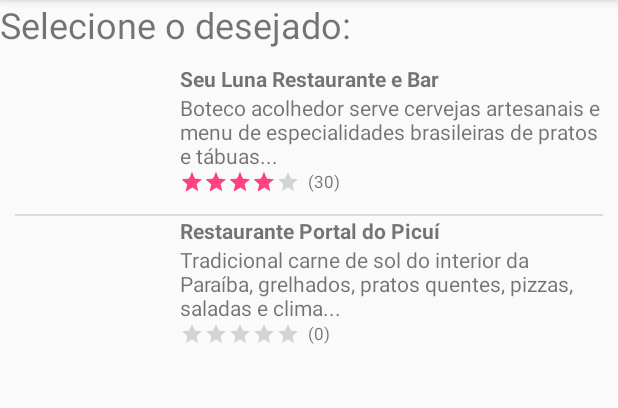
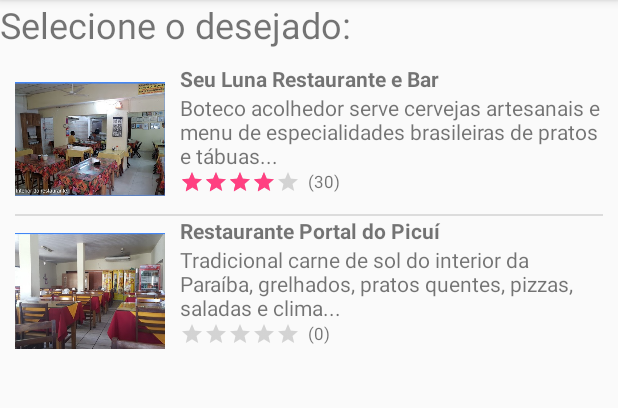
Before and after one commit to joaopaulojpos/Jaime, an Android app: the screen it shows after launch (SelecionarLocalActivity), after a tap on "RESTAURANTE", on a phone screen of 412 x 824 dp, the part 84-492 px from its top. Run offline under Robolectric (Android 15) with nearby library versions, the phone set to English and light mode, and no system bars.

Commit message:
Correção adapterEstabelecimento

```diff
--- a/app/src/main/java/com/jaime/jaime/adapter/EstabelecimentoAdapter.java
+++ b/app/src/main/java/com/jaime/jaime/adapter/EstabelecimentoAdapter.java
@@ -1,9 +1,9 @@
 package com.jaime.jaime.adapter;
+
 
 import android.content.Context;
 import android.content.res.Resources;
 import android.content.res.TypedArray;
-import android.util.Log;
 import android.view.LayoutInflater;
 import android.view.View;
 import android.view.ViewGroup;
@@ -30,8 +30,8 @@ public class EstabelecimentoAdapter extends BaseAdapter {
         this.context = context;
         this.estabelecimentos = estabelecimentos;
     }
+
     //METODOS
-
 
     @Override
     public int getCount() {
@@ -50,62 +50,35 @@ public class EstabelecimentoAdapter extends BaseAdapter {
 
     @Override
     public View getView(int position, View convertView, ViewGroup parent) {
-        View view;
-        ViewHolder viewHolder;
-
-
-
-        if (convertView == null) {
-            // Passo 2 Criar View nova
-            view = LayoutInflater.from(context).inflate(R.layout.estabelecimento_item, null);
-            viewHolder = new ViewHolder(view);
-            view.setTag(viewHolder);
-        } else {
-            view = convertView;
-            viewHolder = (ViewHolder) view.getTag();
-        }
-        //Pega o estabelecimento selecionado
+        // Passo 1
         Estabelecimento estabelecimento = estabelecimentos.get(position);
 
+        // Passo 2 Criar View nova
+        convertView = LayoutInflater.from(context).inflate(R.layout.estabelecimento_item, null);
 
-        /*imgEstabelecimento = (ImageView) view.findViewById(R.id.img);
-        ratingBar = (RatingBar) view.findViewById(R.id.ratingBar);
-        tvDescricao = (TextView) view.findViewById(R.id.tvDescricao);
-        tvTotalVotos = (TextView) view.findViewById(R.id.tvTotalVotos);
-        tvNome = (TextView) view.findViewById(R.id.tvNome);*/
+        ImageView imgImagem = (ImageView) convertView.findViewById(R.id.img);
+        RatingBar ratingBar = (RatingBar) convertView.findViewById(R.id.ratingBar);
+        TextView tvDescricao = (TextView) convertView.findViewById(R.id.tvDescricao);
+        TextView tvTotalVotos = (TextView) convertView.findViewById(R.id.tvTotalVotos);
+        TextView tvNome = (TextView) convertView.findViewById(R.id.tvNome);
 
-        //Preenche os campos de acordo com o objeto
-        viewHolder.tvNome.setText(estabelecimento.getNome());
-        viewHolder.tvTotalVotos.setText("(" + estabelecimento.getTotalVotos() + ")");
-        viewHolder.tvDescricao.setText(estabelecimento.getDescricao());
-        viewHolder.ratingBar.setMax(5);
-        viewHolder.ratingBar.setRating(estabelecimento.getNotaMedia());
+        //Passo 3
+        Resources res = context.getResources();
 
-        //Imagem
-        Resources res = context.getResources();
+        tvNome.setText(estabelecimento.getNome());
+        ratingBar.setMax(5);
+        ratingBar.setRating(estabelecimento.getNotaMedia());
+        tvDescricao.setText(estabelecimento.getDescricao());
+        tvTotalVotos.setText("(" + estabelecimento.getTotalVotos() + ")");
+
+        //IMAGEM
+        //Pega as imagens que estão no drawable(só as listadas no array.imagens)
         TypedArray imagens = res.obtainTypedArray(R.array.imagens);
-        Log.i("Leandro", estabelecimento.getImagem() + "");
-        viewHolder.imgEstabelecimento.setImageDrawable(imagens.getDrawable(estabelecimento.getImagem()));
-
+        //seta no ImageView a imagem no index referente ao estabelecimento, esse index é
+        //o atributo estabelecimento.getImagem()
+        imgImagem.setImageDrawable(imagens.getDrawable(estabelecimento.getImagem()));
 
         // Passo 4
-        return view;
-
-    }
-
-    public class ViewHolder {
-        final ImageView imgEstabelecimento;
-        final RatingBar ratingBar;
-        final TextView tvDescricao;
-        final TextView tvTotalVotos;
-        final TextView tvNome;
-
-        public ViewHolder(View view){
-            tvNome = view.findViewById(R.id.tvNome);
-            imgEstabelecimento = view.findViewById(R.id.imgEstabelecimento);
-            ratingBar = view.findViewById(R.id.ratingBar);
-            tvDescricao = view.findViewById(R.id.tvDescricao);
-            tvTotalVotos = view.findViewById(R.id.tvTotalVotos);
-        }
+        return convertView;
     }
 }
--- a/app/src/main/java/com/jaime/jaime/dao/EstabelecimentoDAO.java
+++ b/app/src/main/java/com/jaime/jaime/dao/EstabelecimentoDAO.java
@@ -16,7 +16,7 @@ import java.util.List;
 
 public class EstabelecimentoDAO extends SQLiteOpenHelper {
     //Toda vez que mudar o banco aumenta um nesse atributo.
-    private static final int VERSAO = 33;
+    private static final int VERSAO = 34;
 
 
     @Override
--- a/app/src/main/res/layout/estabelecimento_item.xml
+++ b/app/src/main/res/layout/estabelecimento_item.xml
@@ -1,4 +1,5 @@
 <?xml version="1.0" encoding="utf-8"?>
+
 <RelativeLayout xmlns:android="http://schemas.android.com/apk/res/android"
     android:layout_width="match_parent"
     android:layout_height="match_parent">
@@ -15,19 +16,18 @@
             android:src="@null" />
     </RelativeLayout>
 
-
     <RelativeLayout
         android:layout_width="wrap_content"
         android:layout_height="wrap_content"
-        android:layout_toRightOf="@id/rl1"
-        android:layout_marginLeft="10dp">
+        android:layout_marginLeft="10dp"
+        android:layout_toRightOf="@id/rl1">
 
         <TextView
             android:id="@+id/tvNome"
             android:layout_width="wrap_content"
             android:layout_height="wrap_content"
             android:text="@null"
-            android:textStyle="bold"/>
+            android:textStyle="bold" />
 
         <TextView
             android:id="@+id/tvDescricao"
@@ -41,9 +41,7 @@
             style="?android:attr/ratingBarStyleSmall"
             android:layout_width="wrap_content"
             android:layout_height="wrap_content"
-            android:layout_below="@+id/tvDescricao"
-
-            />
+            android:layout_below="@+id/tvDescricao" />
 
         <TextView
             android:id="@+id/tvTotalVotos"
@@ -55,6 +53,4 @@
             android:text="@null"
             android:textSize="11dp" />
     </RelativeLayout>
-
-
 </RelativeLayout>
```
